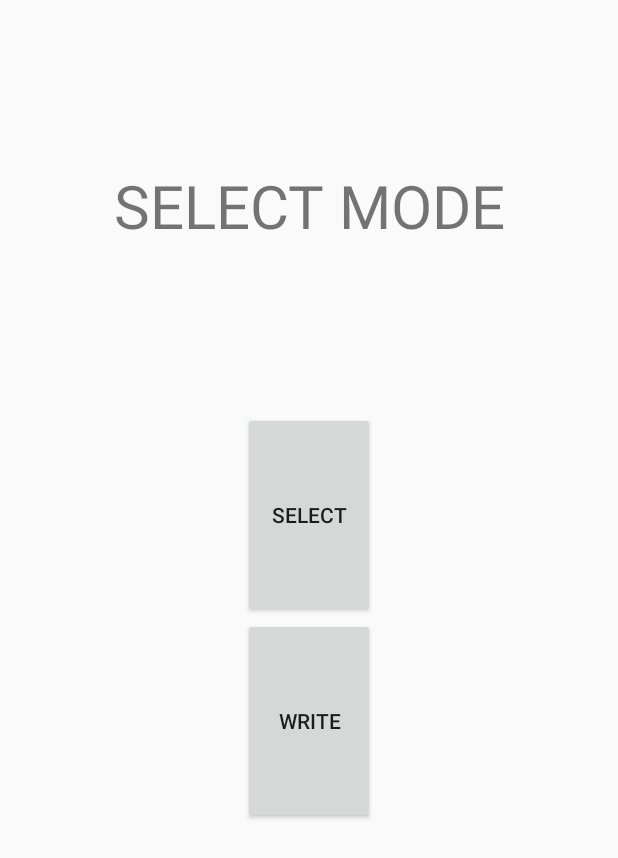
After one commit to DucCoderIT/BrainUp, an Android app: the SelectModeActivity screen opened directly, with no data from a screen before it, on a phone screen of 412 x 824 dp. The commit adds this screen. Shown: the top 858 px of the screen. Run offline under Robolectric (Android 15) with nearby library versions, the phone set to English and light mode, and no system bars.

Commit message:
22-11/11h
Signed-off-by: TrungDuc <it.code.duc@gmail.com>

```diff
--- a/app/src/main/AndroidManifest.xml
+++ b/app/src/main/AndroidManifest.xml
@@ -12,10 +12,14 @@
         <activity android:name=".MainActivity">
             <intent-filter>
                 <action android:name="android.intent.action.MAIN" />
+                <action android:name="android.intent.action.VIEW" />
 
                 <category android:name="android.intent.category.LAUNCHER" />
             </intent-filter>
         </activity>
+        <activity android:name=".SelectModeActivity" />
+        <activity android:name=".GameSelectActivity" />
+        <activity android:name=".GameWriteActivity"></activity>
     </application>
 
 </manifest>
--- /dev/null
+++ b/app/src/main/java/com/dev/brainup/brainup/SelectModeActivity.java
@@ -0,0 +1,12 @@
+package com.dev.brainup.brainup;
+
+import android.os.Bundle;
+import android.support.v7.app.AppCompatActivity;
+
+public class SelectModeActivity extends AppCompatActivity {
+    @Override
+    protected void onCreate(Bundle savedInstanceState){
+        super.onCreate(savedInstanceState);
+        setContentView(R.layout.activity_select_mode);
+    }
+}
--- /dev/null
+++ b/app/src/main/res/layout/activity_select_mode.xml
@@ -0,0 +1,34 @@
+<?xml version="1.0" encoding="utf-8"?>
+<LinearLayout
+    xmlns:android="http://schemas.android.com/apk/res/android"
+    android:layout_width="match_parent"
+    android:layout_height="match_parent"
+    android:orientation="vertical"
+    android:weightSum="6">
+    <TextView
+        android:layout_width="match_parent"
+        android:layout_height="0dp"
+        android:layout_weight="2"
+        android:text="@string/select_mode"
+        android:textSize="40sp"
+        android:gravity="center"/>
+    <Button
+        android:id="@+id/btnSelectType"
+        android:layout_width="wrap_content"
+        android:layout_height="0dp"
+        android:layout_weight="1"
+        android:layout_gravity="center"
+        android:text="SELECT"/>
+    <Button
+        android:id="@+id/btnWriteType"
+        android:layout_width="wrap_content"
+        android:layout_height="0dp"
+        android:layout_weight="1"
+        android:layout_gravity="center"
+        android:text="WRITE"/>
+
+    <ImageView
+        android:id="@+id/imgBack"
+        android:layout_width="wrap_content"
+        android:layout_height="wrap_content" />
+</LinearLayout>
--- a/app/src/main/res/values/strings.xml
+++ b/app/src/main/res/values/strings.xml
@@ -1,3 +1,6 @@
 <resources>
     <string name="app_name">Brain Up</string>
+    <string name="select_mode">SELECT MODE</string>
+    <string name="yes">Yes</string>
+    <string name="no">No</string>
 </resources>
```
Also changed, not shown: app/src/main/java/com/dev/brainup/brainup/DBHelper.java (added, +122 -0 lines), app/src/main/java/com/dev/brainup/brainup/Game.java (added, +98 -0 lines), app/src/main/java/com/dev/brainup/brainup/GameSelectActivity.java (added, +13 -0 lines), app/src/main/java/com/dev/brainup/brainup/GameWriteActivity.java (added, +13 -0 lines), app/src/main/java/com/dev/brainup/brainup/MainActivity.java (+24 -1 lines), app/src/main/res/layout/activity_game_write.xml (added, +9 -0 lines), app/src/main/res/layout/activity_main.xml (+6 -3 lines), app/src/main/res/layout/activity_select_game.xml (added, +9 -0 lines).
